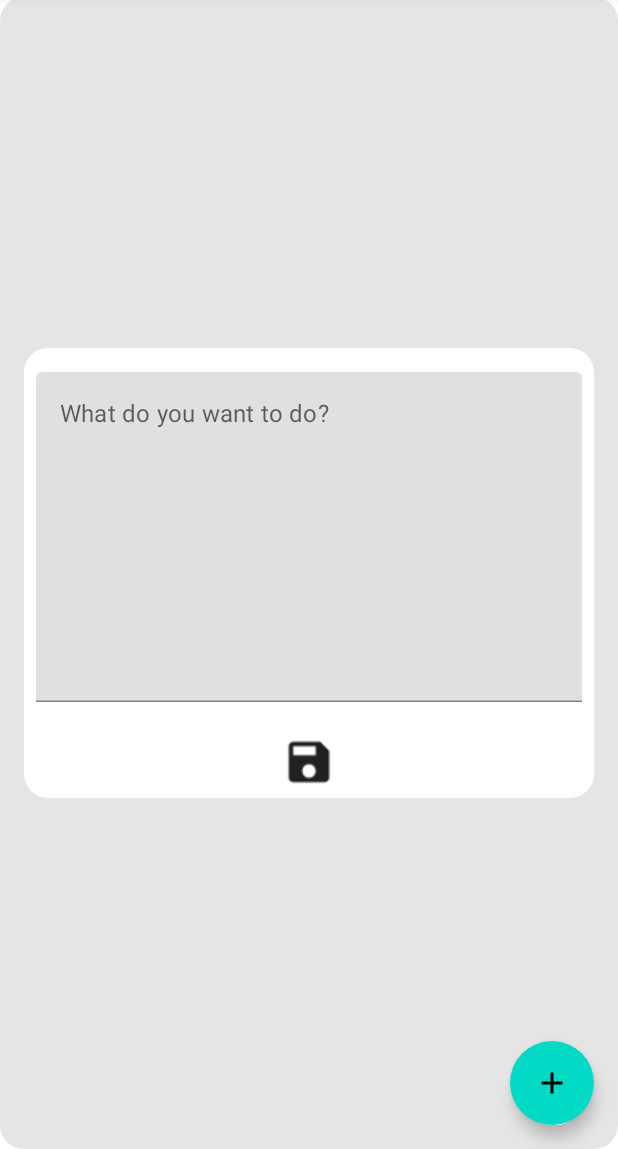
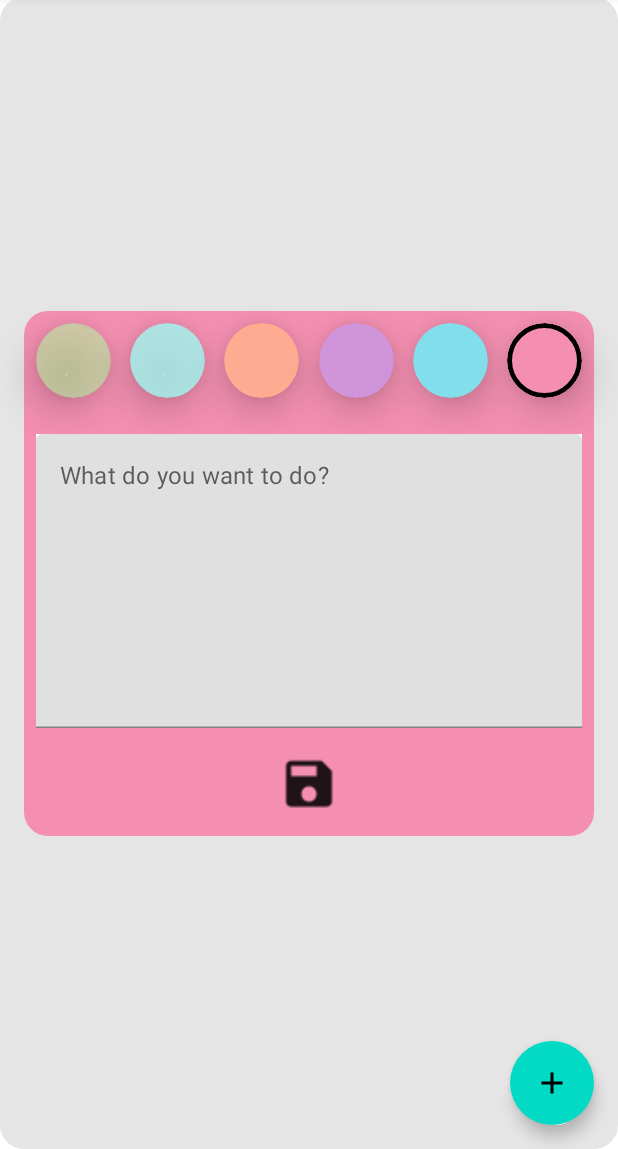
Before and after one commit to Pelc314/ToDoListApp, an Android app built with Jetpack Compose: the ToDoListScreen screen opened through its navigation route, after a tap on "Add FAB", on a phone screen of 412 x 824 dp, the part 87-1236 px from its top. Run offline under Robolectric (Android 15) with nearby library versions, the phone set to English and light mode, and no system bars; our stand-ins replace Dagger/Hilt's generated code, Room's generated code.

Commit message:
added choose color row to addedittodo window popup

```diff
--- a/app/src/main/java/com/maciejpelcapps/todolistapp/ui/todoslistscreen/ToDoListScreen.kt
+++ b/app/src/main/java/com/maciejpelcapps/todolistapp/ui/todoslistscreen/ToDoListScreen.kt
@@ -7,21 +7,17 @@ import androidx.compose.animation.core.animateSize
 import androidx.compose.animation.core.tween
 import androidx.compose.animation.core.updateTransition
 import androidx.compose.foundation.ExperimentalFoundationApi
-import androidx.compose.foundation.background
 import androidx.compose.foundation.clickable
 import androidx.compose.foundation.layout.*
 import androidx.compose.foundation.lazy.LazyColumn
-import androidx.compose.foundation.shape.RoundedCornerShape
 import androidx.compose.material.*
 import androidx.compose.material.icons.Icons
 import androidx.compose.material.icons.filled.*
 import androidx.compose.runtime.*
 import androidx.compose.runtime.saveable.rememberSaveable
-import androidx.compose.ui.Alignment.Companion.Center
-import androidx.compose.ui.Alignment.Companion.CenterHorizontally
 import androidx.compose.ui.Alignment.Companion.CenterVertically
+import androidx.compose.ui.ExperimentalComposeUiApi
 import androidx.compose.ui.Modifier
-import androidx.compose.ui.draw.scale
 import androidx.compose.ui.geometry.Offset
 import androidx.compose.ui.geometry.Size
 import androidx.compose.ui.graphics.Color
@@ -31,13 +27,10 @@ import androidx.compose.ui.unit.dp
 import androidx.compose.ui.unit.sp
 import androidx.hilt.navigation.compose.hiltViewModel
 import androidx.navigation.NavController
-import com.maciejpelcapps.todolistapp.domain.model.ToDoEntry
 import com.maciejpelcapps.todolistapp.ui.todoslistscreen.components.AddEditTodo
 import com.maciejpelcapps.todolistapp.ui.todoslistscreen.components.ToDoItem
-import kotlinx.coroutines.delay
-import kotlinx.coroutines.launch
 
-@OptIn(ExperimentalFoundationApi::class)
+@OptIn(ExperimentalFoundationApi::class, ExperimentalComposeUiApi::class)
 @SuppressLint("UnusedMaterialScaffoldPaddingParameter")
 @Composable
 fun ToDoListScreen(
@@ -51,6 +44,9 @@ fun ToDoListScreen(
         mutableStateOf(-1)
     }
     var id by rememberSaveable {
+        mutableStateOf(-1)
+    }
+    var noteColor by rememberSaveable {
         mutableStateOf(-1)
     }
     var addingOrEditingToDo by rememberSaveable {
@@ -138,6 +134,7 @@ fun ToDoListScreen(
                             addingOrEditingToDo = true
                             text = toDosListState.toDosList[index].data
                             id = toDosListState.toDosList[index].id ?: -1
+                            noteColor = toDosListState.toDosList[index].color
                             whichElement = index
                             addEditToDoSize = AddNewTodoScale.Normal
                             addEditToDoOffset = AddNewTodoOffset.Normal
@@ -155,8 +152,12 @@ fun ToDoListScreen(
                 textOfPrompt = text,
                 viewModel = viewModel,
                 id = id,
+                noteColor = noteColor,
                 changeAddingOrEditingTodoBoolean = { addingOrEditingToDo = it },
                 changeWhichElement = { whichElement = it },
+                changePromptSize = { addEditToDoSize = it },
+                changePromptOffset = { addEditToDoOffset = it },
+                changeTextValue = { text = it },
                 modifier = Modifier
                     .size(
                         height = addingToDoWindowSizeAnim.height.dp,
@@ -165,10 +166,7 @@ fun ToDoListScreen(
                     .offset(
                         x = addEditTodoOffsetAnim.x.dp,
                         y = addEditTodoOffsetAnim.y.dp
-                    ),
-                changePromptSize = { addEditToDoSize = it },
-                changePromptOffset = { addEditToDoOffset = it },
-                changeTextValue = {text = it}
+                    )
             )
         }
     }
--- a/app/src/main/java/com/maciejpelcapps/todolistapp/ui/todoslistscreen/ToDoListViewModel.kt
+++ b/app/src/main/java/com/maciejpelcapps/todolistapp/ui/todoslistscreen/ToDoListViewModel.kt
@@ -3,6 +3,7 @@ package com.maciejpelcapps.todolistapp.ui.todoslistscreen
 import android.util.Log
 import androidx.compose.runtime.State
 import androidx.compose.runtime.mutableStateOf
+import androidx.compose.ui.graphics.toArgb
 import androidx.lifecycle.ViewModel
 import androidx.lifecycle.viewModelScope
 import com.maciejpelcapps.todolistapp.data.ToDoListRepositoryImpl
@@ -21,9 +22,11 @@ class ToDoListViewModel @Inject constructor(
     private var _toDosState = mutableStateOf(ToDoListState())
     val toDosState: State<ToDoListState> = _toDosState
 
+    private val _noteColor = mutableStateOf<Int>(ToDoEntry.noteColors.get(5).toArgb())
+    val noteColor: State<Int> = _noteColor
+
     init {
         getAllToDos()
-        Log.d("todos init", "lol")
     }
 
     fun getAllToDos() {
@@ -51,7 +54,7 @@ class ToDoListViewModel @Inject constructor(
         viewModelScope.launch() {
             val toDos = (_toDosState.value.toDosList) + toDoEntry
             _toDosState.value = _toDosState.value.copy(toDosList = toDos)
-            repository.saveTodo(toDoEntry)
+            repository.saveTodo(toDoEntry.copy(color = noteColor.value))
         }
     }
 
@@ -60,16 +63,21 @@ class ToDoListViewModel @Inject constructor(
             _toDosState.value.toDosList[index].done = !_toDosState.value.toDosList[index].done
             _toDosState.value.toDosList[index].data = toDoEntry.data
             _toDosState.value = ToDoListState(toDosList = _toDosState.value.toDosList)
-            //stuff above is used just to update screen, below updates db
-            repository.saveTodo(toDoEntry)
+            //stuff above is used just to update screen, below updates the db
+            repository.saveTodo(toDoEntry.copy(color = noteColor.value))
         }
     }
 
     fun deleteToDo(toDoEntry: ToDoEntry) {
         viewModelScope.launch {
             val toDos = (_toDosState.value.toDosList) - toDoEntry
+            repository.deleteTodo(toDoEntry)
             _toDosState.value = ToDoListState(toDos)
-            repository.deleteTodo(toDoEntry)
+
         }
     }
+
+    fun changeColor(colorInt: Int) {
+        _noteColor.value = colorInt
+    }
 }
--- a/app/src/main/java/com/maciejpelcapps/todolistapp/ui/todoslistscreen/components/AddEditToDo.kt
+++ b/app/src/main/java/com/maciejpelcapps/todolistapp/ui/todoslistscreen/components/AddEditToDo.kt
@@ -1,26 +1,26 @@
 package com.maciejpelcapps.todolistapp.ui.todoslistscreen.components
 
-import androidx.compose.animation.core.animateOffset
-import androidx.compose.animation.core.animateSize
+import androidx.compose.animation.Animatable
 import androidx.compose.animation.core.tween
-import androidx.compose.animation.core.updateTransition
 import androidx.compose.foundation.background
+import androidx.compose.foundation.border
 import androidx.compose.foundation.clickable
 import androidx.compose.foundation.layout.*
+import androidx.compose.foundation.shape.CircleShape
 import androidx.compose.foundation.shape.RoundedCornerShape
 import androidx.compose.material.*
 import androidx.compose.material.icons.Icons
 import androidx.compose.material.icons.filled.Save
-import androidx.compose.runtime.*
+import androidx.compose.runtime.Composable
+import androidx.compose.runtime.remember
 import androidx.compose.ui.Alignment
 import androidx.compose.ui.Modifier
+import androidx.compose.ui.draw.clip
 import androidx.compose.ui.draw.scale
-import androidx.compose.ui.geometry.Offset
-import androidx.compose.ui.geometry.Size
+import androidx.compose.ui.draw.shadow
 import androidx.compose.ui.graphics.Color
-import androidx.compose.ui.platform.LocalConfiguration
+import androidx.compose.ui.graphics.toArgb
 import androidx.compose.ui.unit.dp
-import androidx.lifecycle.ViewModel
 import com.maciejpelcapps.todolistapp.domain.model.ToDoEntry
 import com.maciejpelcapps.todolistapp.ui.todoslistscreen.AddNewTodoOffset
 import com.maciejpelcapps.todolistapp.ui.todoslistscreen.AddNewTodoScale
@@ -39,51 +39,20 @@ fun AddEditTodo(
     textOfPrompt: String,
     viewModel: ToDoListViewModel,
     id: Int,
+    noteColor: Int,
     changeAddingOrEditingTodoBoolean: (Boolean) -> Unit,
     changeWhichElement: (Int) -> Unit,
-    modifier: Modifier = Modifier,
     changePromptSize: (AddNewTodoScale) -> Unit,
     changePromptOffset: (AddNewTodoOffset) -> Unit,
-    changeTextValue: (String) -> Unit
+    changeTextValue: (String) -> Unit,
+    modifier: Modifier = Modifier,
 ) {
-//    var addEditToDoSize by remember { mutableStateOf(AddNewTodoScale.Hidden) }
-//    val addingNewToDoWindowTransition = updateTransition(
-//        targetState = addEditToDoSize,
-//        label = ""
-//    )
-//    val addingToDoWindowSizeAnim by addingNewToDoWindowTransition.animateSize(
-//        transitionSpec = { tween(1000) },
-//        label = ""
-//    ) { scale ->
-//        when (scale) {
-//            AddNewTodoScale.Hidden -> Size(0.5f, 0.5f)
-//            AddNewTodoScale.Normal -> Size(
-//                LocalConfiguration.current.screenWidthDp.dp.value,
-//                LocalConfiguration.current.screenHeightDp.dp.value
-//            )
-//        }
-//    }
-//
-//    var addEditToDoOffset by remember {
-//        mutableStateOf(AddNewTodoOffset.OffsetRight)
-//    }
-//    val addEditToDoOffsetTransition = updateTransition(targetState = addEditToDoOffset)
-//    val addEditTodoOffsetAnim by addEditToDoOffsetTransition.animateOffset(
-//        transitionSpec = { tween(1000) },
-//        label = ""
-//    ) { offset ->
-//        when (offset) {
-//            AddNewTodoOffset.OffsetRight -> Offset(
-//                LocalConfiguration.current.screenWidthDp.dp.value / 2,
-//                0f
-//            )
-//            AddNewTodoOffset.Normal -> Offset(
-//                0f,
-//                0f
-//            )
-//        }
-//
-//    }
+
+    val taskBackgroundAnimatable = remember {
+        Animatable(
+            Color(if (noteColor != -1) noteColor else viewModel.noteColor.value),
+        )
+    }
 
     Column(modifier = Modifier.fillMaxSize()) {
         Row(
@@ -111,11 +80,49 @@ fun AddEditTodo(
                 Column(
                     modifier = Modifier
                         .padding(16.dp)
-                        .height(300.dp)
+                        .heightIn(min = 100.dp, max = 350.dp)
                         .align(Alignment.Center)
-                        .background(Color.White, shape = RoundedCornerShape(16.dp))
+                        .background(
+                            (taskBackgroundAnimatable.value),
+                            shape = RoundedCornerShape(16.dp)
+                        )
                         .clickable() { }
                 ) {
+                    Row(
+                        modifier = Modifier
+                            .fillMaxWidth()
+                            .padding(8.dp),
+                        horizontalArrangement = Arrangement.SpaceBetween
+                    ) {
+                        ToDoEntry.noteColors.forEach { color ->
+                            val colorInt = color.toArgb()
+                            Box(
+                                modifier = Modifier
+                                    .size(50.dp)
+                                    .shadow(15.dp, CircleShape)
+                                    .clip(CircleShape)
+                                    .background(color)
+                                    .border(
+                                        width = 3.dp,
+                                        color = if (viewModel.noteColor.value == colorInt) {
+                                            Color.Black
+                                        } else {
+                                            Color.Transparent
+                                        },
+                                        shape = CircleShape,
+                                    )
+                                    .clickable {
+                                        scope.launch {
+                                            taskBackgroundAnimatable.animateTo(
+                                                targetValue = Color(colorInt),
+                                                animationSpec = tween(durationMillis = 500),
+                                            )
+                                        }
+                                        viewModel.changeColor(colorInt)
+                                    },
+                            )
+                        }
+                    }
                     Column() {
                         TextField(
                             value = textOfPrompt,
@@ -128,9 +135,11 @@ fun AddEditTodo(
                                 .padding(vertical = 16.dp, horizontal = 8.dp)
                                 .align(Alignment.CenterHorizontally)
                                 .weight(1f)
+                                .background(Color.White)
                         )
                         IconButton(modifier = Modifier
-                            .scale(1.5f)
+                            .scale(1.7f)
+                            .padding(bottom = 8.dp)
                             .align(Alignment.CenterHorizontally), onClick = {
                             if (!textOfPrompt.isBlank()) {
                                 if (whichElement == -1) {
```
Also changed, not shown: app/src/main/java/com/maciejpelcapps/todolistapp/ui/todoslistscreen/components/ToDoItem.kt (+22 -7 lines).
